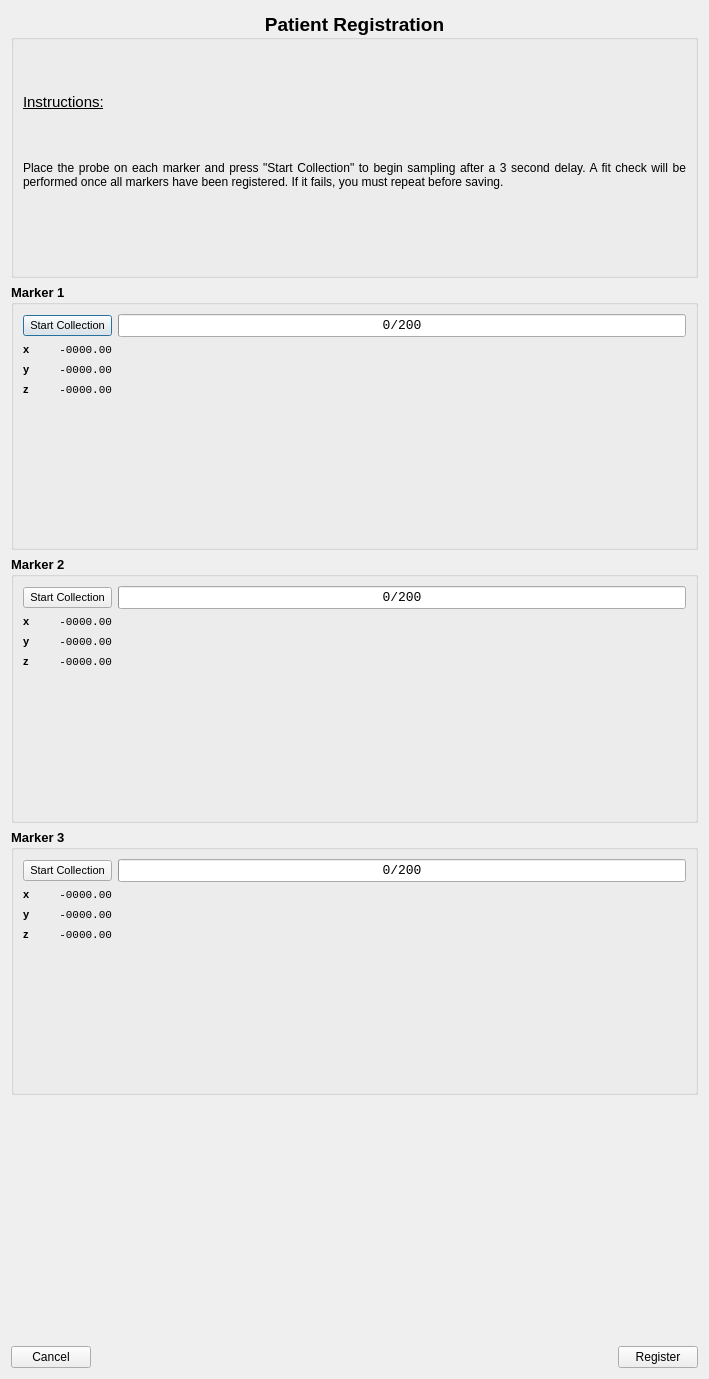
Old version of the form vtk_test/patient_registration.ui in the repository tlbruns/CI-Guidance.
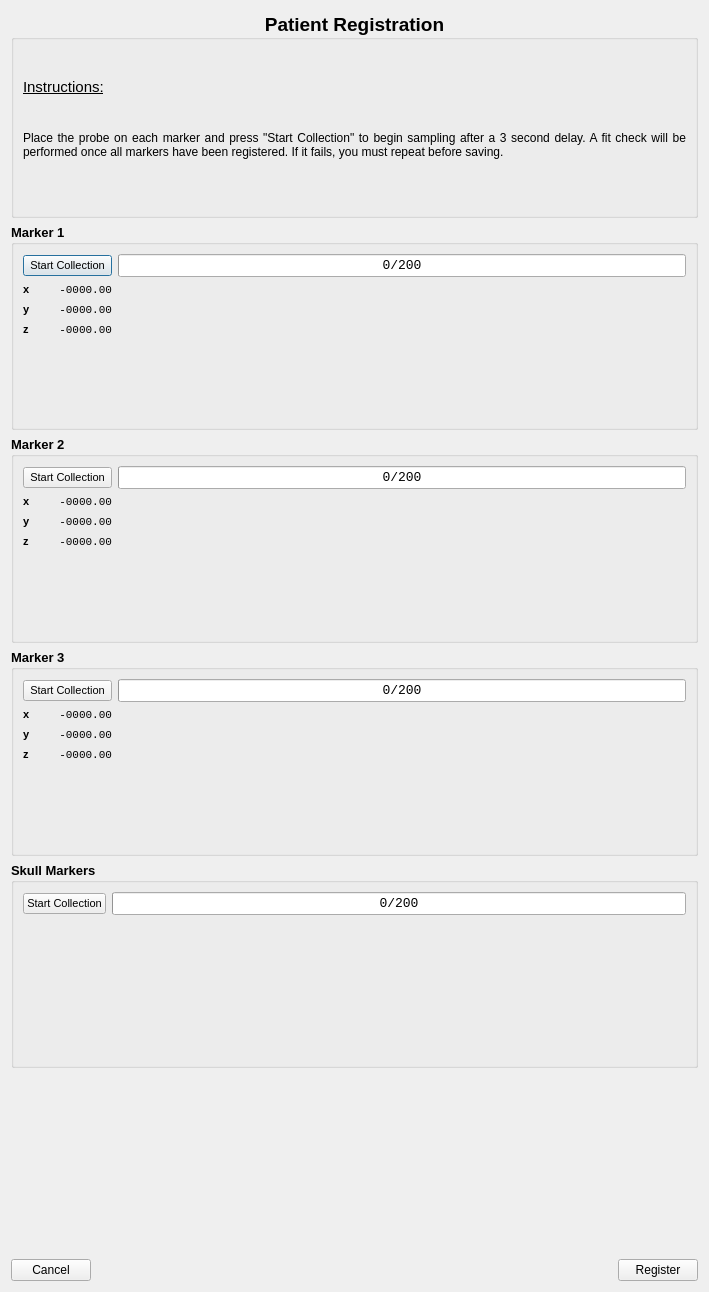
New version of the form.

Commit message: untested! modified CommandHandling and Tracker to add functions for returning stray markers

```diff
--- a/vtk_test/patient_registration.ui
+++ b/vtk_test/patient_registration.ui
@@ -10,7 +10,7 @@
     <x>0</x>
     <y>0</y>
     <width>709</width>
-    <height>1379</height>
+    <height>1292</height>
    </rect>
   </property>
   <property name="windowTitle">
@@ -715,6 +715,83 @@
      </layout>
     </widget>
    </item>
+   <item>
+    <widget class="QGroupBox" name="groupBox_skull">
+     <property name="font">
+      <font>
+       <pointsize>10</pointsize>
+       <weight>75</weight>
+       <bold>true</bold>
+       <underline>false</underline>
+      </font>
+     </property>
+     <property name="title">
+      <string>Skull Markers</string>
+     </property>
+     <layout class="QGridLayout" name="gridLayout_5">
+      <item row="0" column="0">
+       <widget class="QPushButton" name="button_skull_collection">
+        <property name="font">
+         <font>
+          <pointsize>8</pointsize>
+          <weight>50</weight>
+          <bold>false</bold>
+         </font>
+        </property>
+        <property name="text">
+         <string>Start Collection</string>
+        </property>
+       </widget>
+      </item>
+      <item row="0" column="1">
+       <widget class="QProgressBar" name="progressBar_skull">
+        <property name="font">
+         <font>
+          <family>Lucida Console</family>
+          <weight>50</weight>
+          <italic>false</italic>
+          <bold>false</bold>
+         </font>
+        </property>
+        <property name="maximum">
+         <number>200</number>
+        </property>
+        <property name="value">
+         <number>0</number>
+        </property>
+        <property name="alignment">
+         <set>Qt::AlignCenter</set>
+        </property>
+        <property name="invertedAppearance">
+         <bool>false</bool>
+        </property>
+        <property name="textDirection">
+         <enum>QProgressBar::TopToBottom</enum>
+        </property>
+        <property name="format">
+         <string>%v/%m</string>
+        </property>
+       </widget>
+      </item>
+      <item row="1" column="1">
+       <widget class="QLabel" name="label_skull_msg">
+        <property name="font">
+         <font>
+          <weight>50</weight>
+          <bold>false</bold>
+         </font>
+        </property>
+        <property name="text">
+         <string/>
+        </property>
+        <property name="alignment">
+         <set>Qt::AlignHCenter|Qt::AlignTop</set>
+        </property>
+       </widget>
+      </item>
+     </layout>
+    </widget>
+   </item>
    <item>
     <layout class="QVBoxLayout" name="verticalLayout_2">
      <property name="spacing">
```
Left out of the diff: 12 changed lines with no effect on the pictures. The commit also changes 15 other files.
